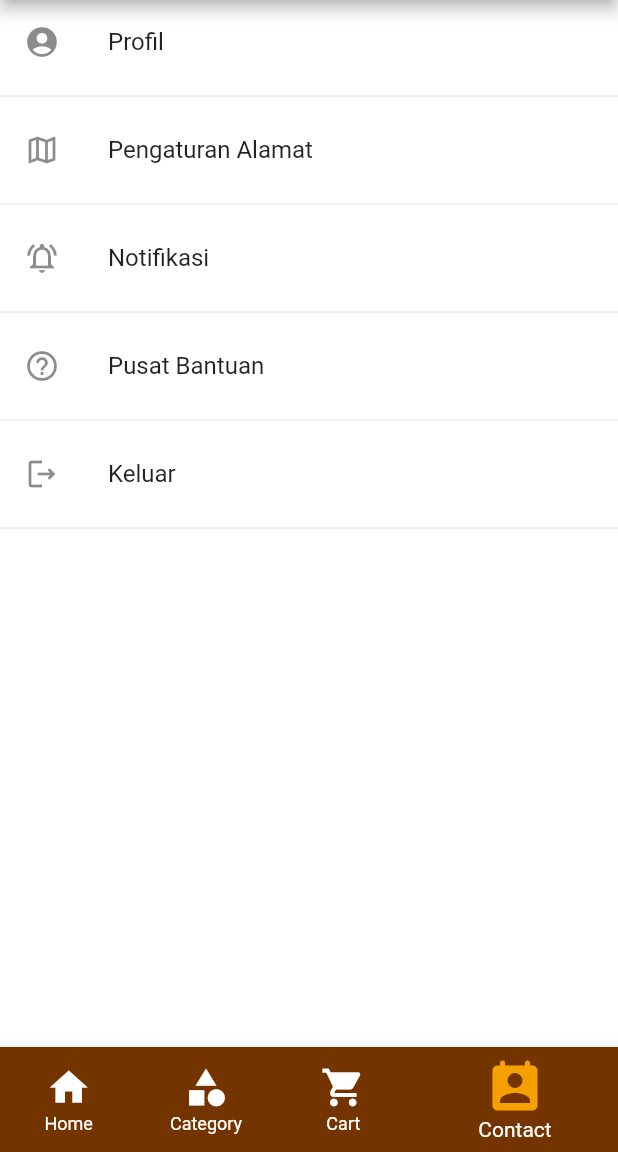
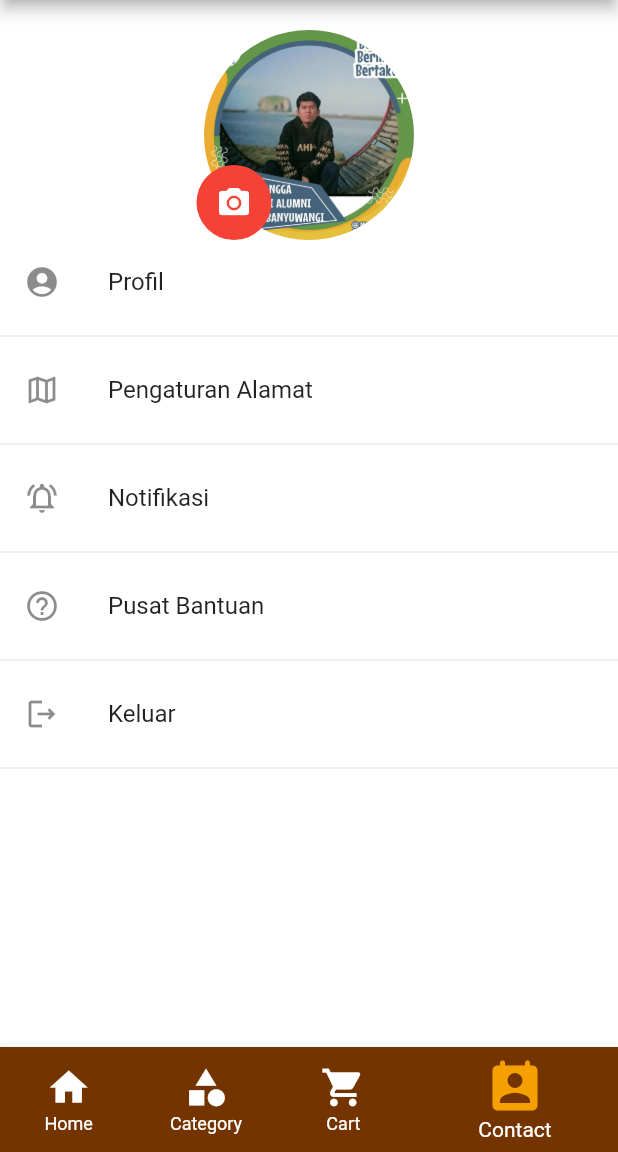
Before and after one commit to meiAyuning/paras-bagiak, a Flutter app: the screen it shows after launch, item 4 of the bottom bar chosen, on a phone screen of 412 x 824 dp, the part 84-1236 px from its top. Run offline on Flutter 3.47's test engine with Material 2 defaults, Android fonts, the phone set to English and light mode, and no system bars; our stand-ins replace carousel_indicator, carousel_slider, font_awesome_flutter, get, google_fonts.

```diff
--- a/lib/akun.dart
+++ b/lib/akun.dart
@@ -18,6 +18,43 @@ class Akun extends StatelessWidget {
             color: const Color.fromARGB(255, 255, 255, 255),
             child: Column(
               children: [
+                Padding(
+                  padding: EdgeInsets.only(top: 20.0),
+                  child: new Stack(fit: StackFit.loose, children: <Widget>[
+                    new Row(
+                      crossAxisAlignment: CrossAxisAlignment.center,
+                      mainAxisAlignment: MainAxisAlignment.center,
+                      children: <Widget>[
+                        new Container(
+                            width: 140.0,
+                            height: 140.0,
+                            decoration: new BoxDecoration(
+                              shape: BoxShape.circle,
+                              image: new DecorationImage(
+                                image:
+                                    new ExactAssetImage('images/yusron.jpeg'),
+                                fit: BoxFit.cover,
+                              ),
+                            )),
+                      ],
+                    ),
+                    Padding(
+                        padding: EdgeInsets.only(top: 90.0, right: 100.0),
+                        child: new Row(
+                          mainAxisAlignment: MainAxisAlignment.center,
+                          children: <Widget>[
+                            new CircleAvatar(
+                              backgroundColor: Colors.red,
+                              radius: 25.0,
+                              child: new Icon(
+                                Icons.camera_alt,
+                                color: Colors.white,
+                              ),
+                            )
+                          ],
+                        )),
+                  ]),
+                ),
                 ListTile(
                   leading: const Icon(Icons.account_circle),
                   title: const Text('Profil'),
--- a/lib/login.dart
+++ b/lib/login.dart
@@ -1,4 +1,7 @@
 import 'package:flutter/material.dart';
+import 'package:flutter_routing/akun.dart';
+import 'package:flutter_routing/home.dart';
+import 'package:flutter_routing/profil.dart';
 import 'package:font_awesome_flutter/font_awesome_flutter.dart';
 import 'package:flutter_routing/signup.dart';
 //after login
@@ -125,7 +128,7 @@ class LoginPage extends StatelessWidget {
                                                   .size
                                                   .width,
                                               onPressed: () {
-                                                // Navigator.pushReplacement(context, MaterialPageRoute(builder: (context) => ProfilePage()));
+                                                Navigator.pushReplacement(context, MaterialPageRoute(builder: (context) => Home()));
                                               },
                                               child: Text(
                                                 "Login",
--- a/pubspec.yaml
+++ b/pubspec.yaml
@@ -85,6 +85,7 @@ flutter:
     - images/Logo.png
     - images/ladrang.jpg
     - images/trash.png
+    - images/yusron.jpeg
 
   # An image asset can refer to one or more resolution-specific "variants", see
   # https://flutter.dev/assets-and-images/#resolution-aware
```
Also changed, not shown: images/yusron.jpeg (added).
